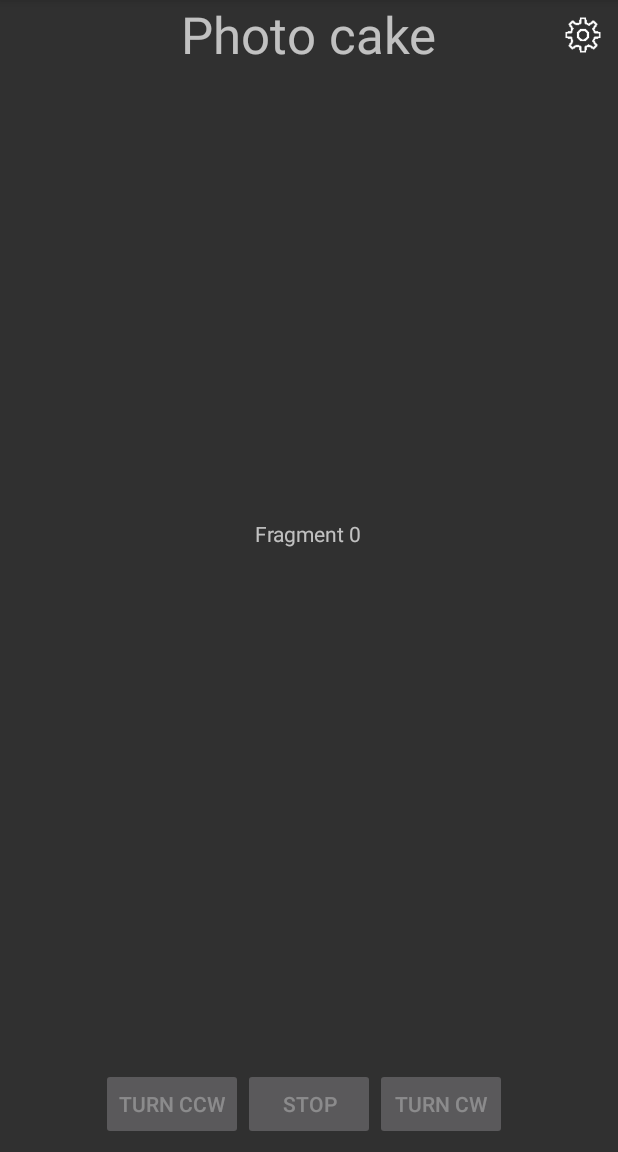
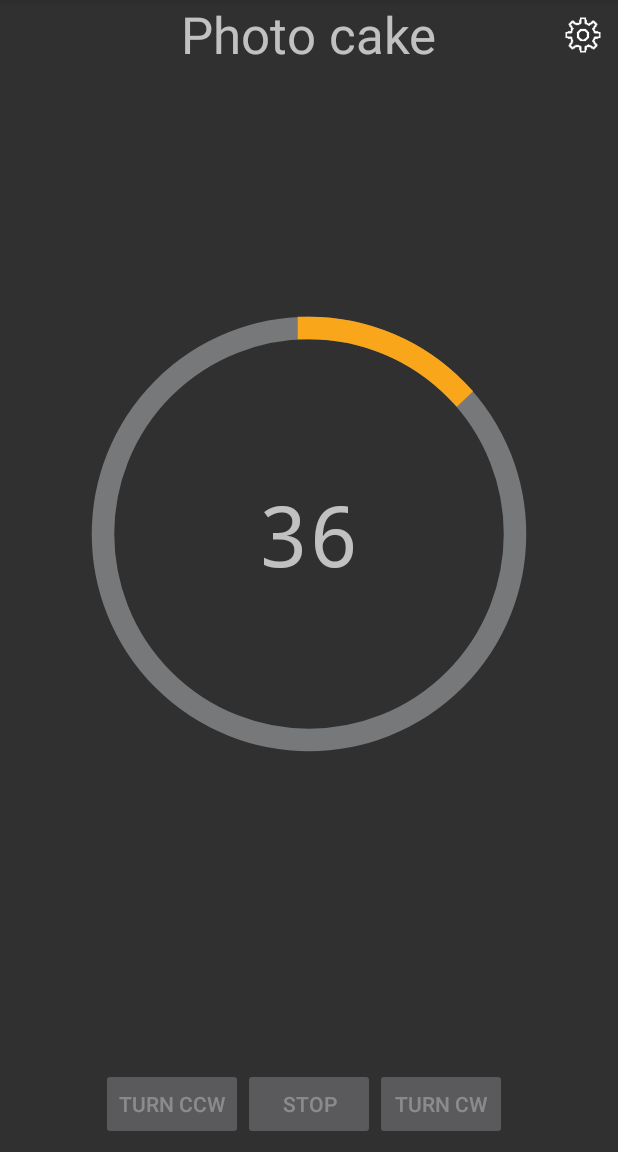
Before and after one commit to AndreiRadchenko/Android_Photo360, an Android app: the screen it shows after launch (MainActivity), on a phone screen of 412 x 824 dp, the part 84-1236 px from its top. Run offline under Robolectric (Android 15) with nearby library versions, the phone set to English and light mode, and no system bars; libraries missing offline, so code that uses them is left out: org.java_websocket, org.java_websocket.client, org.java_websocket.drafts, org.java_websocket.exceptions and 1 more.

Commit message:
add Turntable View, and receive framesLeft from ESP32

```diff
--- a/app/src/main/java/unidesign/photo360/MainActivity.kt
+++ b/app/src/main/java/unidesign/photo360/MainActivity.kt
@@ -12,6 +12,7 @@ import android.os.Build
 import android.os.Handler
 import android.support.annotation.RequiresApi
 import android.support.design.R.id.visible
+import android.support.v4.view.ViewPager
 import android.support.v7.widget.Toolbar
 import android.util.DisplayMetrics
 import android.util.Log
@@ -19,6 +20,7 @@ import android.view.Menu
 import android.view.MenuItem
 import android.view.View
 import android.widget.*
+import kotlinx.android.synthetic.main.fragment_page.*
 //import com.sun.org.apache.xml.internal.serializer.utils.Utils.messages
 import org.java_websocket.WebSocket
 
@@ -29,6 +31,7 @@ import java.net.URISyntaxException
 import org.java_websocket.drafts.Draft_17
 import org.java_websocket.drafts.Draft_6455
 import org.java_websocket.exceptions.WebsocketNotConnectedException
+import org.json.JSONObject
 
 
 class MainActivity : AppCompatActivity() {
@@ -40,13 +43,21 @@ class MainActivity : AppCompatActivity() {
 //    var networkPass = "pass"
     lateinit var wifiConf: WifiConfiguration
     lateinit var wifiManager: WifiManager
-    lateinit var sharedPrefs: PreferenceManager
+    //public lateinit var sharedPrefs: PreferenceManager
     lateinit var homeWiFiInfo: WifiInfo
     lateinit var btnRunCW: Button
     lateinit var btnRunCCW: Button
     lateinit var btnSTOP: Button
+    lateinit var framesLeftTxt: TextView
+    lateinit var turntableView: TurntableView
+    lateinit var mViewPager: ViewPager
+    lateinit var pageAdapter: PageAdapter
     //public val sharedPrefs = PreferenceManager(applicationContext)
     //public val sharedPrefs = PreferenceManager(applicationContext)
+    companion object {
+        var sharedPrefs: PreferenceManager? = null
+        var currentFragmentId: Int = 0
+    }
 
     @RequiresApi(Build.VERSION_CODES.JELLY_BEAN)
     override fun onCreate(savedInstanceState: Bundle?) {
@@ -62,7 +73,7 @@ class MainActivity : AppCompatActivity() {
         // Get a support ActionBar corresponding to this toolbar
         val ab = supportActionBar
 
-        val pageAdapter = PageAdapter(supportFragmentManager)
+        pageAdapter = PageAdapter(supportFragmentManager)
         var displayMetrics: DisplayMetrics? = null
 
         // create fragments from 0 to 9
@@ -71,6 +82,8 @@ class MainActivity : AppCompatActivity() {
         }
 
         view_pager.adapter = pageAdapter
+        mViewPager = findViewById(R.id.view_pager)
+
         mprogresBar = findViewById(R.id.progressBar)
         btnRunCW = findViewById(R.id.button_run_cw)
         btnRunCCW = findViewById(R.id.button_run_ccw)
@@ -78,35 +91,52 @@ class MainActivity : AppCompatActivity() {
         disableButton()
 
         btnRunCW.setOnClickListener(View.OnClickListener {
-            sharedPrefs.direction = 1
-            sharedPrefs.state = "start"
+            sharedPrefs?.direction = 1
+            sharedPrefs?.state = "start"
+
+            currentFragmentId = mViewPager.currentItem
+            var currentFragment = pageAdapter.getItem(currentFragmentId)
+            framesLeftTxt = currentFragment.frames_left_txt
+
             try {
-                mWebSocketClient!!.send(sharedPrefs.getJSON().toString())
+                mWebSocketClient!!.send(sharedPrefs?.getJSON().toString())
             }
             catch (e: Exception) {
                 Toast.makeText(application, "Turnable not connected", Toast.LENGTH_SHORT).show()
             }
         })
         btnRunCCW.setOnClickListener(View.OnClickListener {
-            sharedPrefs.direction = 0
-            sharedPrefs.state = "start"
+            sharedPrefs?.direction = 0
+            sharedPrefs?.state = "start"
+
+            currentFragmentId = mViewPager.currentItem
+            var currentFragment = pageAdapter.getItem(currentFragmentId)
+            framesLeftTxt = currentFragment.frames_left_txt
+
             try {
-                mWebSocketClient!!.send(sharedPrefs.getJSON().toString())
+                mWebSocketClient!!.send(sharedPrefs?.getJSON().toString())
             }
             catch (e: Exception) {
                 Toast.makeText(application, "Turnable not connected", Toast.LENGTH_SHORT).show()
             }
         })
         btnSTOP.setOnClickListener(View.OnClickListener {
-            sharedPrefs.state = "stop"
+            sharedPrefs?.state = "stop"
             try {
-                mWebSocketClient!!.send(sharedPrefs.getJSON().toString())
+                mWebSocketClient!!.send(sharedPrefs?.getJSON().toString())
             }
             catch (e: Exception) {
                 Toast.makeText(application, "Turnable not connected", Toast.LENGTH_SHORT).show()
             }
         })
 
+    }
+
+    override fun onResume() {
+        super.onResume()
+//        var currentFragment = pageAdapter.getItem(mViewPager.currentItem)
+//        framesLeftTxt = currentFragment.frames_left_txt
+//        framesLeftTxt.setText(sharedPrefs.frame)
     }
 
     private fun disableButton() {
@@ -147,7 +177,7 @@ class MainActivity : AppCompatActivity() {
                     }*/
                     menu?.getItem(0)?.setIcon(applicationContext.getDrawable(R.drawable.ic_action_connected));
                     mprogresBar.visibility = View.VISIBLE
-                    connect2Photo360WiFi(sharedPrefs.wifiSsid, sharedPrefs.wifiPassword)
+                    connect2Photo360WiFi(sharedPrefs?.wifiSsid, sharedPrefs?.wifiPassword)
 //                    connectWebSocket()
                 }
                 else {
@@ -172,7 +202,7 @@ class MainActivity : AppCompatActivity() {
     }
 
     @RequiresApi(Build.VERSION_CODES.LOLLIPOP)
-    private fun connect2Photo360WiFi(networkSSID: String, networkPass: String) {
+    private fun connect2Photo360WiFi(networkSSID: String?, networkPass: String?) {
         //TODO("not implemented") //To change body of created functions use File | Settings | File Templates.
         homeWiFiInfo = wifiManager.connectionInfo
         wifiConf.SSID = "\"" + networkSSID + "\""
@@ -248,8 +278,18 @@ class MainActivity : AppCompatActivity() {
 
             override fun onMessage(s: String) {
                 runOnUiThread {
-//                    val textView = findViewById(R.id.messages) as TextView
-//                    textView.text = textView.text.toString() + "\n" + s
+
+                    var esp32answer = JSONObject(s)
+                    var frameleft = esp32answer.getInt(PreferenceManager.FRAMES_LEFT)
+                    Log.d("onMessage()", PreferenceManager.FRAMES_LEFT + ": " + frameleft)
+                    sharedPrefs?.framesLeft = frameleft
+
+                    var currentFragment = pageAdapter.getItem(currentFragmentId)
+                    if (currentFragment.isVisible) {
+                        framesLeftTxt = currentFragment.frames_left_txt
+                        framesLeftTxt.setText(frameleft.toString())
+                        framesLeftTxt.invalidate()
+                    }
                 }
             }
 
--- a/app/src/main/java/unidesign/photo360/PageFragment.kt
+++ b/app/src/main/java/unidesign/photo360/PageFragment.kt
@@ -3,6 +3,7 @@ package unidesign.photo360
 import android.content.Intent
 import android.os.Bundle
 import android.support.v4.app.Fragment
+import android.util.Log
 import android.view.ViewGroup
 import android.view.LayoutInflater
 import android.view.View
@@ -12,20 +13,40 @@ import android.widget.TextView
 
 class PageFragment : Fragment() {
 
+    lateinit var frames_txt: TextView
+    var page: Int = 0
+
     override fun onCreateView(inflater: LayoutInflater, container: ViewGroup?, savedInstanceState: Bundle?): View? {
         val view = inflater.inflate(R.layout.fragment_page, container, false)
-        val page = getArguments()!!.getInt(PAGE_NUM)
+        page = getArguments()!!.getInt(PAGE_NUM)
 
-        val tvHello: TextView = view.findViewById(R.id.tv_hello)
-        tvHello.text = "Fragment $page"
+        frames_txt = view.findViewById(R.id.frames_left_txt)
         val ivSettings: ImageView = view.findViewById(R.id.preset_settings)
         ivSettings.setOnClickListener { startActivity(Intent("intent.action.presetedit")) }
 
         return view
     }
+
+    override fun onResume() {
+        if (page == MainActivity.currentFragmentId){
+            var frames =  MainActivity.sharedPrefs?.framesLeft.toString()
+            Log.d("PageFragment onResume()", "frames number set to " + frames)
+            frames_txt?.text = frames
+        }
+        else {
+            var frames =  MainActivity.sharedPrefs?.frame.toString()
+            Log.d("PageFragment onResume()", "frames number set to " + frames)
+            frames_txt?.text = frames
+        }
+        super.onResume()
+    }
+
     companion object {
         val PAGE_NUM = "PAGE_NUM"
-        fun newInstance(page: Int): PageFragment {
+        val PAGE_FAMES = "PAGE_FRAMES"
+
+        fun newInstance(page: Int
+        ): PageFragment {
             val fragment = PageFragment()
             val args = Bundle()
             args.putInt(PAGE_NUM, page)
--- a/app/src/main/java/unidesign/photo360/PreferancesManager.kt
+++ b/app/src/main/java/unidesign/photo360/PreferancesManager.kt
@@ -158,8 +158,8 @@ class PreferenceManager(internal var _context: Context) {
         private val WIFI_SSID = "wifiSsid"
         private val WIFI_PASSWORD = "wifiPassword"
         private val WS_PORT = "wsPort"
-        private val STATE = "state"
-        private val FRAMES_LEFT = "framesLeft"
+        public val STATE = "state"
+        public val FRAMES_LEFT = "framesLeft"
         private val FRAME = "frame"
         private val ALL_STEPS = "allSteps"
         private val PAUSE = "pause"
--- a/app/src/main/java/unidesign/photo360/PresetEdit.kt
+++ b/app/src/main/java/unidesign/photo360/PresetEdit.kt
@@ -117,6 +117,7 @@ class PresetEdit : AppCompatActivity() {
             R.id.action_save -> {
                 sharedPrefs.presetName = etName.text.toString()
                 sharedPrefs.frame = etFrame.text.toString().toInt()
+                sharedPrefs.framesLeft = etFrame.text.toString().toInt()
                 sharedPrefs.delay = etDelay.text.toString().toInt()
                 sharedPrefs.speed = etSpeed.text.toString().toInt()
                 sharedPrefs.acceleration = etAcceleration.text.toString().toInt()
--- /dev/null
+++ b/app/src/main/java/unidesign/photo360/TurntableView.kt
@@ -0,0 +1,82 @@
+package unidesign.photo360
+
+import android.content.Context
+import android.graphics.Canvas
+import android.graphics.Color
+import android.graphics.Paint
+import android.graphics.RectF
+import android.util.AttributeSet
+import android.view.View
+
+class TurntableView : View {
+
+    private var mCircleYellow: Paint? = null
+    private var mCircleGray: Paint? = null
+
+    private var mRadius: Float = 0.toFloat()
+    private val mArcBounds = RectF()
+
+    constructor(context: Context) : super(context) {
+
+        // create the Paint and set its color
+
+    }
+
+    @JvmOverloads constructor(context: Context, attrs: AttributeSet, defStyleAttr: Int = 0) : super(context, attrs, defStyleAttr) {
+
+        initPaints()
+    }
+
+    private fun initPaints() {
+        mCircleYellow = Paint(Paint.ANTI_ALIAS_FLAG)
+        mCircleYellow!!.style = Paint.Style.FILL
+        mCircleYellow!!.color = Color.YELLOW
+        mCircleYellow!!.style = Paint.Style.STROKE
+        mCircleYellow!!.strokeWidth = 15 * resources.displayMetrics.density
+        mCircleYellow!!.strokeCap = Paint.Cap.SQUARE
+        // mEyeAndMouthPaint.setColor(getResources().getColor(R.color.colorAccent));
+        mCircleYellow!!.color = Color.parseColor("#F9A61A")
+
+        mCircleGray = Paint(Paint.ANTI_ALIAS_FLAG)
+        mCircleGray!!.style = Paint.Style.FILL
+        mCircleGray!!.color = Color.GRAY
+        mCircleGray!!.style = Paint.Style.STROKE
+        mCircleGray!!.strokeWidth = 15 * resources.displayMetrics.density
+        mCircleGray!!.strokeCap = Paint.Cap.SQUARE
+        // mEyeAndMouthPaint.setColor(getResources().getColor(R.color.colorAccent));
+        mCircleGray!!.color = Color.parseColor("#76787a")
+
+    }
+
+    override fun onSizeChanged(w: Int, h: Int, oldw: Int, oldh: Int) {
+        super.onSizeChanged(w, h, oldw, oldh)
+
+        mRadius = Math.min(w, h) / 2f
+
+    }
+
+    override fun onMeasure(widthMeasureSpec: Int, heightMeasureSpec: Int) {
+        super.onMeasure(widthMeasureSpec, heightMeasureSpec)
+
+        val w = View.MeasureSpec.getSize(widthMeasureSpec)
+        val h = View.MeasureSpec.getSize(heightMeasureSpec)
+
+        val size = Math.min(w, h)
+        setMeasuredDimension(size, size)
+    }
+
+    override fun onDraw(canvas: Canvas) {
+        super.onDraw(canvas)
+        val drawUpto = 46f
+
+
+        val mouthInset = mRadius / 3f
+        mArcBounds.set(mouthInset, mouthInset, mRadius * 2 - mouthInset, mRadius * 2 - mouthInset)
+        canvas.drawArc(mArcBounds, 0f, 360f, false, mCircleGray!!)
+
+        canvas.drawArc(mArcBounds, 270f, drawUpto, false, mCircleYellow!!)
+
+
+    }
+
+}
--- a/app/src/main/res/layout/fragment_page.xml
+++ b/app/src/main/res/layout/fragment_page.xml
@@ -54,11 +54,21 @@
     </RelativeLayout>
 
     <TextView
-        android:id="@+id/tv_hello"
+        android:id="@+id/frames_left_txt"
         android:layout_width="wrap_content"
         android:layout_height="wrap_content"
         android:layout_centerInParent="true"
-        android:text="Hello" />
+        android:text="Hello"
+        android:textAlignment="center"
+        android:textSize="56sp"
+        android:typeface="monospace" />
+
+    <unidesign.photo360.TurntableView
+        android:id="@+id/turntable_view"
+        android:layout_width="wrap_content"
+        android:layout_height="wrap_content"
+        android:layout_centerInParent="true"
+        android:text="24" />
 
 
 
```
